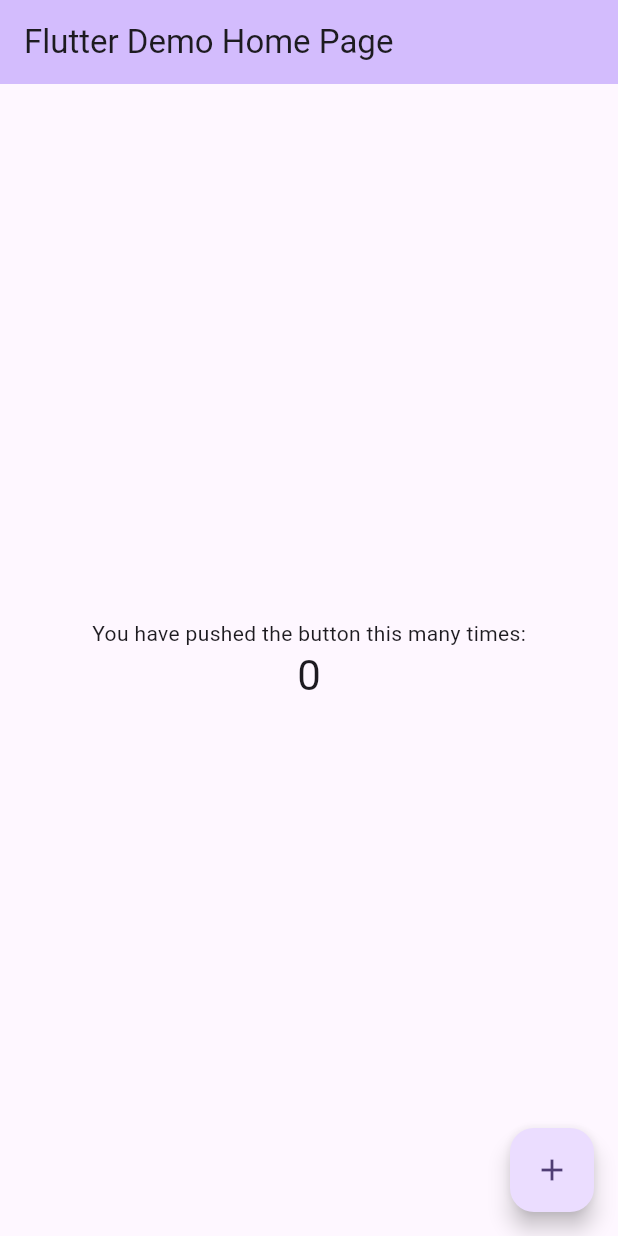
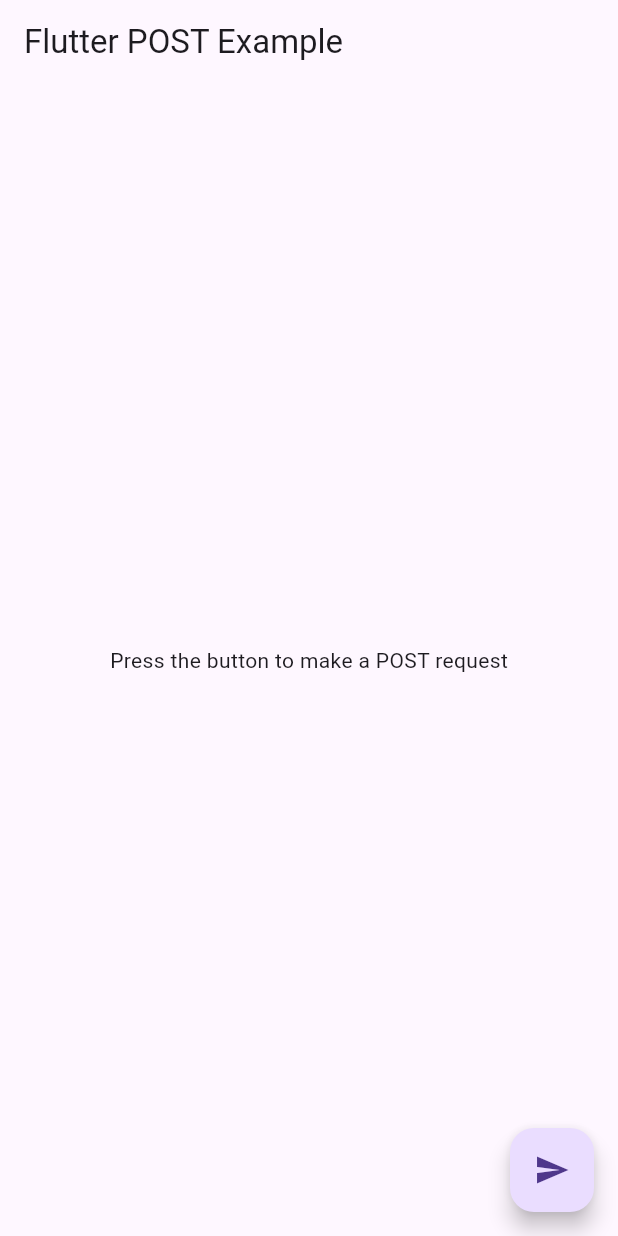
Before and after one commit to haribo09876/portfolioprojectflutter, a Flutter app: the screen it shows after launch, on a phone screen of 412 x 824 dp. Run offline on Flutter 3.47's test engine with Material 3 defaults, Android fonts, the phone set to English and light mode, and no system bars.

Commit message:
20240725
by KYW

```diff
--- a/lib/main.dart
+++ b/lib/main.dart
@@ -1,125 +1,65 @@
 import 'package:flutter/material.dart';
+import 'package:http/http.dart' as http;
+import 'dart:convert';
 
 void main() {
-  runApp(const MyApp());
+  runApp(MyApp());
 }
 
 class MyApp extends StatelessWidget {
-  const MyApp({super.key});
-
-  // This widget is the root of your application.
   @override
   Widget build(BuildContext context) {
     return MaterialApp(
-      title: 'Flutter Demo',
-      theme: ThemeData(
-        // This is the theme of your application.
-        //
-        // TRY THIS: Try running your application with "flutter run". You'll see
-        // the application has a purple toolbar. Then, without quitting the app,
-        // try changing the seedColor in the colorScheme below to Colors.green
-        // and then invoke "hot reload" (save your changes or press the "hot
-        // reload" button in a Flutter-supported IDE, or press "r" if you used
-        // the command line to start the app).
-        //
-        // Notice that the counter didn't reset back to zero; the application
-        // state is not lost during the reload. To reset the state, use hot
-        // restart instead.
-        //
-        // This works for code too, not just values: Most code changes can be
-        // tested with just a hot reload.
-        colorScheme: ColorScheme.fromSeed(seedColor: Colors.deepPurple),
-        useMaterial3: true,
-      ),
-      home: const MyHomePage(title: 'Flutter Demo Home Page'),
+      home: MyHomePage(),
     );
   }
 }
 
-class MyHomePage extends StatefulWidget {
-  const MyHomePage({super.key, required this.title});
+class MyHomePage extends StatelessWidget {
+  // HTTP POST 요청을 보내는 함수
+  Future<void> makePostRequest() async {
+    var url = Uri.parse(
+        'https://kc7a81mlbk.execute-api.ap-northeast-2.amazonaws.com/purchaseFunc');
+    var data = {
+      "action": "create",
+      "userId": "80ed128b-195e-4560-a108-2827a1bc2f48",
+      "itemId": "cd7c65b2-11b0-41c1-b728-6707bae3a3af",
+      "purchaseStatus": "Purchased"
+    };
 
-  // This widget is the home page of your application. It is stateful, meaning
-  // that it has a State object (defined below) that contains fields that affect
-  // how it looks.
+    try {
+      var response = await http.post(
+        url,
+        headers: {
+          "Content-Type": "application/json",
+        },
+        body: json.encode(data),
+      );
 
-  // This class is the configuration for the state. It holds the values (in this
-  // case the title) provided by the parent (in this case the App widget) and
-  // used by the build method of the State. Fields in a Widget subclass are
-  // always marked "final".
-
-  final String title;
-
-  @override
-  State<MyHomePage> createState() => _MyHomePageState();
-}
-
-class _MyHomePageState extends State<MyHomePage> {
-  int _counter = 0;
-
-  void _incrementCounter() {
-    setState(() {
-      // This call to setState tells the Flutter framework that something has
-      // changed in this State, which causes it to rerun the build method below
-      // so that the display can reflect the updated values. If we changed
-      // _counter without calling setState(), then the build method would not be
-      // called again, and so nothing would appear to happen.
-      _counter++;
-    });
+      if (response.statusCode == 200) {
+        print('Response data: ${response.body}');
+      } else {
+        print('Request failed with status: ${response.statusCode}');
+      }
+    } catch (e) {
+      print('Error occurred: $e');
+    }
   }
 
   @override
   Widget build(BuildContext context) {
-    // This method is rerun every time setState is called, for instance as done
-    // by the _incrementCounter method above.
-    //
-    // The Flutter framework has been optimized to make rerunning build methods
-    // fast, so that you can just rebuild anything that needs updating rather
-    // than having to individually change instances of widgets.
     return Scaffold(
       appBar: AppBar(
-        // TRY THIS: Try changing the color here to a specific color (to
-        // Colors.amber, perhaps?) and trigger a hot reload to see the AppBar
-        // change color while the other colors stay the same.
-        backgroundColor: Theme.of(context).colorScheme.inversePrimary,
-        // Here we take the value from the MyHomePage object that was created by
-        // the App.build method, and use it to set our appbar title.
-        title: Text(widget.title),
+        title: Text('Flutter POST Example'),
       ),
       body: Center(
-        // Center is a layout widget. It takes a single child and positions it
-        // in the middle of the parent.
-        child: Column(
-          // Column is also a layout widget. It takes a list of children and
-          // arranges them vertically. By default, it sizes itself to fit its
-          // children horizontally, and tries to be as tall as its parent.
-          //
-          // Column has various properties to control how it sizes itself and
-          // how it positions its children. Here we use mainAxisAlignment to
-          // center the children vertically; the main axis here is the vertical
-          // axis because Columns are vertical (the cross axis would be
-          // horizontal).
-          //
-          // TRY THIS: Invoke "debug painting" (choose the "Toggle Debug Paint"
-          // action in the IDE, or press "p" in the console), to see the
-          // wireframe for each widget.
-          mainAxisAlignment: MainAxisAlignment.center,
-          children: <Widget>[
-            const Text(
-              'You have pushed the button this many times:',
-            ),
-            Text(
-              '$_counter',
-              style: Theme.of(context).textTheme.headlineMedium,
-            ),
-          ],
-        ),
+        child: Text('Press the button to make a POST request'),
       ),
       floatingActionButton: FloatingActionButton(
-        onPressed: _incrementCounter,
-        tooltip: 'Increment',
-        child: const Icon(Icons.add),
-      ), // This trailing comma makes auto-formatting nicer for build methods.
+        onPressed: makePostRequest, // 버튼을 누를 때 함수 호출
+        tooltip: 'Send POST Request',
+        child: Icon(Icons.send),
+      ),
     );
   }
 }
```
Also changed, not shown: pubspec.yaml (+3 -4 lines), pubspec.lock.
